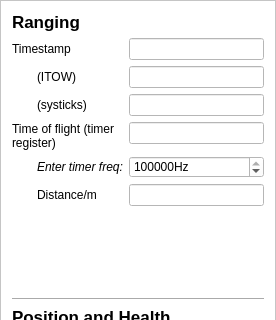
Above: TOAD/ground_station/toad_gui/toad_frontend/ui/toad_frame.ui from cuspaceflight/m3-avionics before the change; both pictures show x 0 to 276 and y 0 to 320 of the 276 by 600 pixel window. Below: the same form after it.
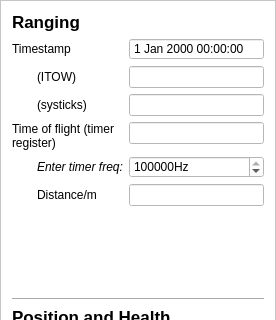
That is the form after the change.

Diff of the .ui file:
```diff
--- a/TOAD/ground_station/toad_gui/toad_frontend/ui/toad_frame.ui
+++ b/TOAD/ground_station/toad_gui/toad_frontend/ui/toad_frame.ui
@@ -67,22 +67,6 @@
        </property>
       </widget>
      </item>
-     <item row="1" column="1">
-      <widget class="QLineEdit" name="lineEdit_timestamp_2">
-       <property name="maximumSize">
-        <size>
-         <width>500</width>
-         <height>16777215</height>
-        </size>
-       </property>
-       <property name="inputMethodHints">
-        <set>Qt::ImhNone</set>
-       </property>
-       <property name="readOnly">
-        <bool>true</bool>
-       </property>
-      </widget>
-     </item>
      <item row="2" column="0">
       <widget class="QLabel" name="label_timestamp_itow_2">
        <property name="inputMethodHints">
@@ -227,6 +211,25 @@
        </property>
       </widget>
      </item>
+     <item row="1" column="1">
+      <widget class="QDateTimeEdit" name="dateTimeEdit_timestamp_ranging">
+       <property name="maximumSize">
+        <size>
+         <width>500</width>
+         <height>16777215</height>
+        </size>
+       </property>
+       <property name="readOnly">
+        <bool>true</bool>
+       </property>
+       <property name="buttonSymbols">
+        <enum>QAbstractSpinBox::NoButtons</enum>
+       </property>
+       <property name="timeSpec">
+        <enum>Qt::UTC</enum>
+       </property>
+      </widget>
+     </item>
     </layout>
    </item>
    <item>
```
Left out of the diff: 32 changed lines with no effect on the pictures.
